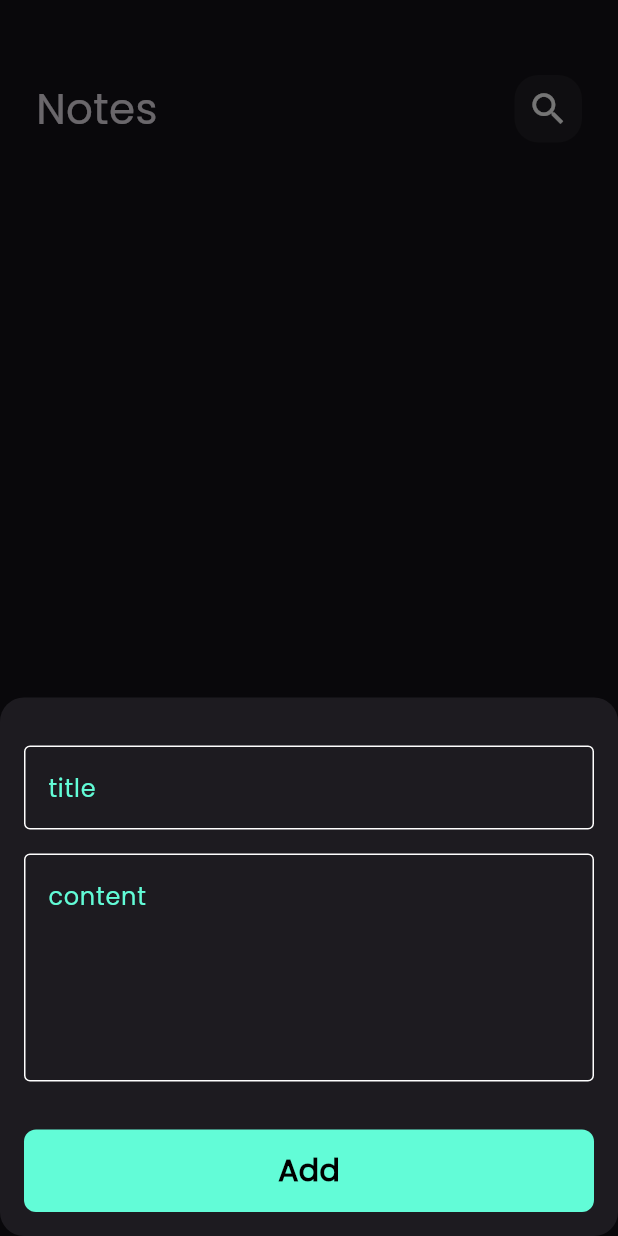
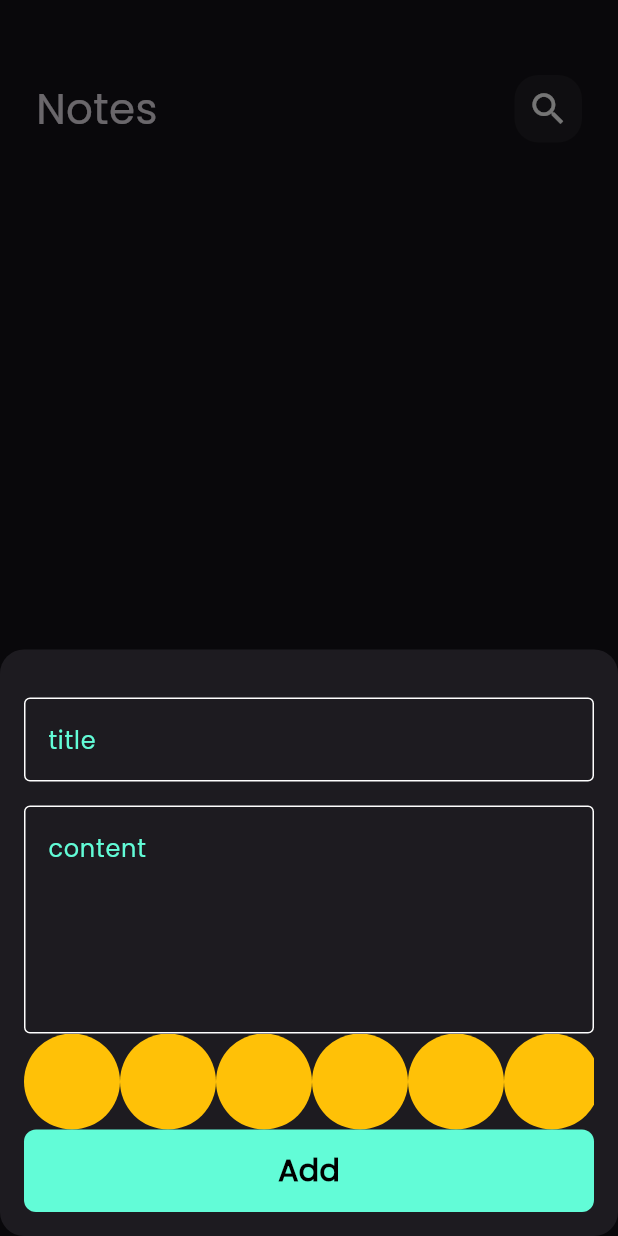
Before and after one commit to MahmoudElimy/note-app, a Flutter app: the screen it shows after launch, after a tap on the "add" icon, on a phone screen of 412 x 824 dp. Run offline on Flutter 3.47's test engine with Material 3 defaults, Android fonts, the phone set to English and light mode, and no system bars; our stand-ins replace bloc, equatable, flutter_bloc, font_awesome_flutter, hive, hive_flutter; accounts and stored records are empty.

Commit message:
create color listview part1

```diff
--- a/lib/cubits/notes_cubit/notes_cubit.dart
+++ b/lib/cubits/notes_cubit/notes_cubit.dart
@@ -8,10 +8,11 @@ part 'notes_cubit_state.dart';
 
 class NotesCubit extends Cubit<NotesCubitState> {
   NotesCubit() : super(NotesInitial());
+  List<NoteModel>? notes;
   fetchAllNotes() {
     var notesBox = Hive.box<NoteModel>(kNotesBox);
     List<NoteModel> notes = notesBox.values.toList();
-    emit(NoteSuccess(notes:notes));
-
+    emit(NoteSuccess());
+    return notes;
   }
 }
--- a/lib/cubits/notes_cubit/notes_cubit_state.dart
+++ b/lib/cubits/notes_cubit/notes_cubit_state.dart
@@ -11,8 +11,4 @@ sealed class NotesCubitState extends Equatable {
 class NotesInitial extends NotesCubitState {}
 
 class NoteSuccess extends NotesCubitState {
-  List<NoteModel> notes;
-  NoteSuccess({
-    required this.notes,
-  });
 }
--- a/lib/models/note_model.dart
+++ b/lib/models/note_model.dart
@@ -5,13 +5,13 @@ part 'note_model.g.dart';
 @HiveType(typeId: 0)
 class NoteModel extends HiveObject {
   @HiveField(0)
-  final String title;
+   String title;
   @HiveField(1)
-  final String subTitle;
+   String subTitle;
   @HiveField(2)
-  final String date;
+   String date;
   @HiveField(3)
-  final int color;
+   int color;
   NoteModel({
     required this.title,
     required this.subTitle,
--- a/lib/views/Notes_view.dart
+++ b/lib/views/Notes_view.dart
@@ -1,6 +1,4 @@
 import 'package:flutter/material.dart';
-import 'package:flutter_bloc/flutter_bloc.dart';
-import 'package:noote_app/cubits/notes_cubit/notes_cubit.dart';
 import 'package:noote_app/views/widgets/add_note_bottom_sheet.dart';
 import 'package:noote_app/views/widgets/notes_view_body.dart';
 
@@ -10,9 +8,9 @@ class NotesView extends StatelessWidget {
   @override
   Widget build(BuildContext context) {
     return Scaffold(
-          body: const NotesViewBody(),
+      resizeToAvoidBottomInset: false,
+
           floatingActionButton: FloatingActionButton(
-            shape: CircleBorder(),
             onPressed: () {
               showModalBottomSheet(
                 isScrollControlled: true,
@@ -27,6 +25,7 @@ class NotesView extends StatelessWidget {
             },
             child: const Icon(Icons.add),
           ),
+          body: const NotesViewBody(),
         );
         }
   }
--- a/lib/views/widgets/add_note_bottom_sheet.dart
+++ b/lib/views/widgets/add_note_bottom_sheet.dart
@@ -30,7 +30,8 @@ class AddNoteModalBottomSheet extends StatelessWidget {
                 right: 16,
                 bottom: MediaQuery.of(context).viewInsets.bottom,
               ),
-              child: const SingleChildScrollView(child: AddNoteForm()),
+              child: const SingleChildScrollView(
+                child: AddNoteForm()),
             ),
           );
         },
--- a/lib/views/widgets/add_note_form.dart
+++ b/lib/views/widgets/add_note_form.dart
@@ -3,6 +3,7 @@ import 'package:flutter_bloc/flutter_bloc.dart';
 import 'package:intl/intl.dart';
 import 'package:noote_app/cubits/add_cubit/add_note_cubit.dart';
 import 'package:noote_app/models/note_model.dart';
+import 'package:noote_app/views/widgets/color_list_view.dart';
 import 'package:noote_app/views/widgets/custom_button.dart';
 import 'package:noote_app/views/widgets/custom_text_field.dart';
 
@@ -40,7 +41,8 @@ class _AddNoteFormState extends State<AddNoteForm> {
               subTitle = data;
             },
           ),
-          SizedBox(height: 32),
+
+          ColorsListView(),
           BlocBuilder<AddNoteCubit, AddNoteState>(
             builder: (context, state) {
               return CustomButton(
@@ -50,7 +52,9 @@ class _AddNoteFormState extends State<AddNoteForm> {
                   if (formKey.currentState!.validate()) {
                     formKey.currentState!.save();
                     var currentDate = DateTime.now();
-                    var formattedCurrentDate = DateFormat.yMd().format(currentDate);
+                    var formattedCurrentDate = DateFormat.yMd().format(
+                      currentDate,
+                    );
                     var note = NoteModel(
                       title: title!,
                       subTitle: subTitle!,
--- /dev/null
+++ b/lib/views/widgets/color_item.dart
@@ -0,0 +1,10 @@
+import 'package:flutter/material.dart';
+
+class ColorItem extends StatelessWidget {
+  const ColorItem({super.key});
+
+  @override
+  Widget build(BuildContext context) {
+    return const CircleAvatar(radius: 32, backgroundColor: Colors.amber);
+  }
+}
--- /dev/null
+++ b/lib/views/widgets/color_list_view.dart
@@ -0,0 +1,20 @@
+import 'package:flutter/widgets.dart';
+import 'package:noote_app/views/widgets/color_item.dart';
+
+class ColorsListView extends StatelessWidget {
+  const ColorsListView({super.key});
+
+  @override
+  Widget build(BuildContext context) {
+    return SizedBox(
+      height: 64,
+      child: ListView.builder(
+        scrollDirection: Axis.horizontal,
+        itemCount: 10,
+        itemBuilder: (context, index) {
+          return ColorItem();
+        },
+      ),
+    );
+  }
+}
--- a/lib/views/widgets/custom_app_bar.dart
+++ b/lib/views/widgets/custom_app_bar.dart
@@ -2,16 +2,17 @@ import 'package:flutter/material.dart';
 import 'package:noote_app/views/widgets/custom_icon.dart';
 
 class CustomAppBar extends StatelessWidget {
-  const CustomAppBar({super.key, required this.title, required this.icon});
+  const CustomAppBar({super.key, required this.title, required this.icon, this.onPressed});
   final String title;
   final IconData icon;
+  final void Function()? onPressed;
   @override
   Widget build(BuildContext context) {
     return Row(
       children: [
         Text(title, style: TextStyle(fontSize: 28)),
         Spacer(),
-        CustomIcon(icon: icon,),
+        CustomIcon(icon: icon,onPressed: onPressed,),
       ],
     );
   }
--- a/lib/views/widgets/custom_icon.dart
+++ b/lib/views/widgets/custom_icon.dart
@@ -1,8 +1,9 @@
 import 'package:flutter/material.dart';
 
 class CustomIcon extends StatelessWidget {
-  const CustomIcon({super.key, required this.icon});
+  const CustomIcon({super.key, required this.icon, this.onPressed});
   final IconData icon;
+  final void Function()? onPressed;
 
   @override
   Widget build(BuildContext context) {
@@ -13,7 +14,10 @@ class CustomIcon extends StatelessWidget {
         borderRadius: BorderRadius.circular(16),
         color: Colors.white.withOpacity(0.05),
       ),
-      child: Center(child: Icon(icon, color: Colors.white, size: 28)),
+      child: IconButton(
+        onPressed: onPressed,
+        icon: Icon(icon, color: Colors.white, size: 28),
+      ),
     );
   }
 }
--- a/lib/views/widgets/custom_text_field.dart
+++ b/lib/views/widgets/custom_text_field.dart
@@ -5,18 +5,21 @@ class CustomFormTextField extends StatelessWidget {
   final String hintText;
 
   final void Function(String?)? onSaved;
+  final void Function(String?)? onChanged;
   final int maxLines;
   const CustomFormTextField({
     super.key,
     this.maxLines = 1,
     required this.hintText,
      this.onSaved,
+     this.onChanged
 
   });
 
   @override
   Widget build(BuildContext context) {
     return TextFormField(
+      onChanged: onChanged,
       onSaved: onSaved,
       maxLines: maxLines,
       cursorColor: kPrimaryColor,
--- a/lib/views/widgets/notes_list_view.dart
+++ b/lib/views/widgets/notes_list_view.dart
@@ -4,30 +4,17 @@ import 'package:noote_app/cubits/notes_cubit/notes_cubit.dart';
 import 'package:noote_app/models/note_model.dart';
 import 'package:noote_app/views/widgets/custom_note_item.dart';
 
-class NotesListView extends StatefulWidget {
+class NotesListView extends StatelessWidget {
   const NotesListView({super.key});
 
   @override
-  State<NotesListView> createState() => _NotesListViewState();
-}
-
-class _NotesListViewState extends State<NotesListView> {
-  @override
-  void initState() {
-    super.initState();
-    BlocProvider.of<NotesCubit>(context).fetchAllNotes();
-  }
-
-  @override
   Widget build(BuildContext context) {
+    return BlocBuilder<NotesCubit, NotesCubitState>(
+      builder: (context, state) {
+        List<NoteModel> notes = BlocProvider.of<NotesCubit>(context).fetchAllNotes()??[];
         return Padding(
           padding: const EdgeInsets.symmetric(vertical: 16),
-      child: BlocBuilder<NotesCubit, NotesCubitState>(
-        builder: (context, state) {
-          if (state is NoteSuccess) {
-            List<NoteModel> notes = state.notes ?? [];
-
-            return ListView.builder(
+          child: ListView.builder(
             padding: EdgeInsets.zero,
             itemCount: notes.length,
             itemBuilder: (context, index) {
@@ -36,11 +23,9 @@ class _NotesListViewState extends State<NotesListView> {
                 child: CustomNoteItem(note: notes[index]),
               );
             },
+          ),
         );
-          }
-          return Center(child: CircularProgressIndicator());
       },
-      ),
     );
   }
 }
--- a/lib/views/widgets/notes_view_body.dart
+++ b/lib/views/widgets/notes_view_body.dart
@@ -4,9 +4,19 @@ import 'package:noote_app/cubits/notes_cubit/notes_cubit.dart';
 import 'package:noote_app/views/widgets/custom_app_bar.dart';
 import 'package:noote_app/views/widgets/notes_list_view.dart';
 
-class NotesViewBody extends StatelessWidget {
+class NotesViewBody extends StatefulWidget {
   const NotesViewBody({super.key});
 
+  @override
+  State<NotesViewBody> createState() => _NotesViewBodyState();
+}
+
+class _NotesViewBodyState extends State<NotesViewBody> {
+   @override
+  void initState() {
+   BlocProvider.of<NotesCubit>(context).fetchAllNotes();
+    super.initState();
+  }
   @override
   Widget build(BuildContext context) {
     return Padding(
```
Also changed, not shown: lib/views/edit_note_view.dart (+4 -5 lines), lib/views/widgets/custom_note_item.dart (+3 -4 lines), lib/views/widgets/edit_note_view_body.dart (+36 -5 lines). Lines whose indentation alone changed are shown as unchanged.
